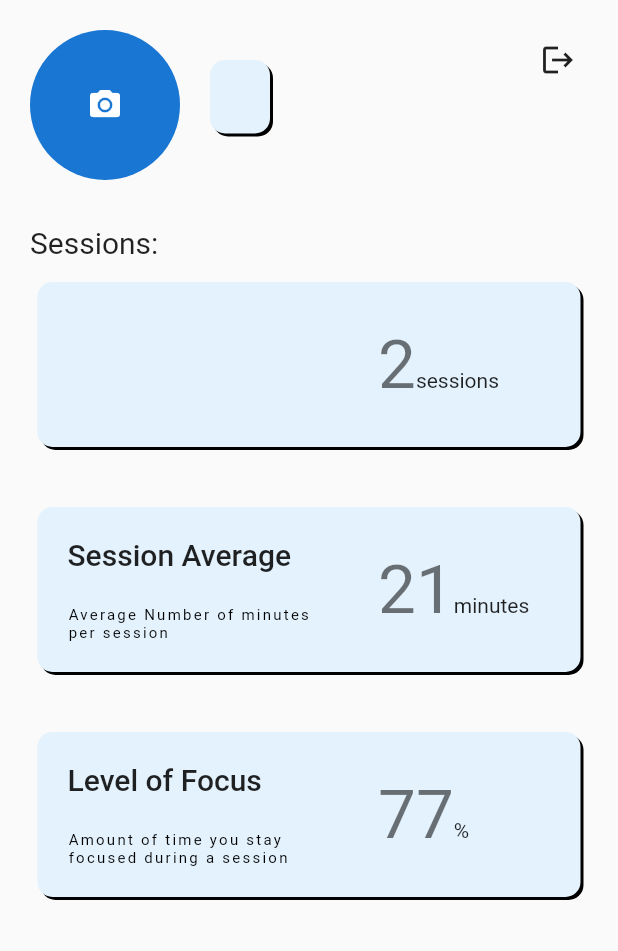
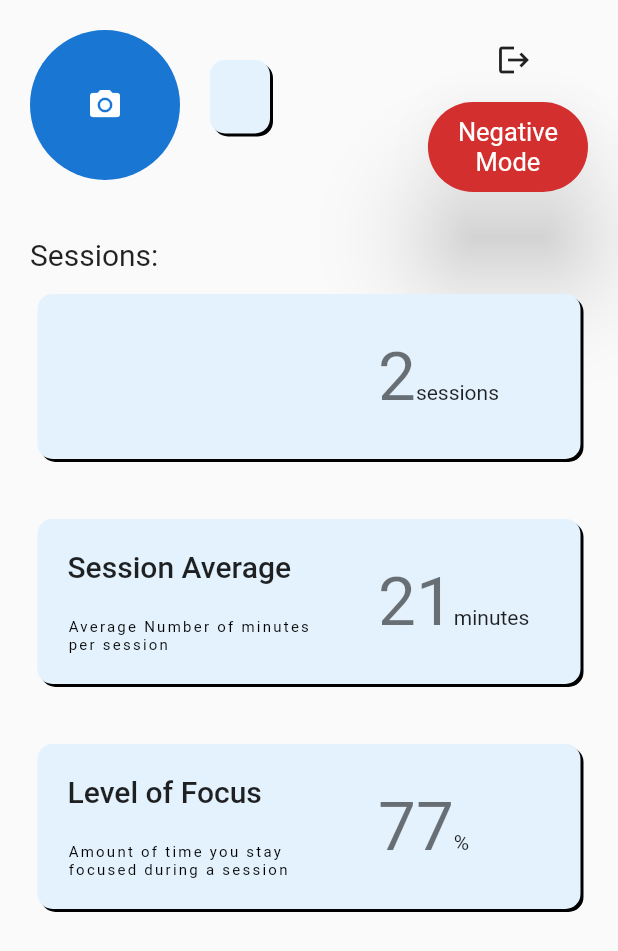
Before and after one commit to Lyxaaa/cogs, a Flutter app: the Profile widget shown alone on an empty page, opened directly, on a phone screen of 412 x 824 dp. Shown: the top 951 px of the screen. Run offline on Flutter 3.47's test engine with Material 2 defaults, Android fonts, the phone set to English and light mode, and no system bars; our stand-ins replace cloud_firestore, firebase_auth, firebase_core, firebase_storage, flutter_spinkit, image_picker and 2 more; missing offline and left inert: flutter_barcode_scanner; accounts and stored records are empty; network calls fail.

Commit message:
added language mode change button in profile screen

```diff
--- a/lib/screens/pages/profile.dart
+++ b/lib/screens/pages/profile.dart
@@ -44,6 +44,8 @@ class _ProfileState extends State<Profile> {
                 const Expanded(
                   child: SizedBox(),
                 ),
+                Column(
+                  children: [
                     IconButton(
                       onPressed: () async {
                         Navigator.of(context).pop();
@@ -52,6 +54,22 @@ class _ProfileState extends State<Profile> {
                       icon: const Icon(Icons.logout),
                       alignment: Alignment.topRight,
                     ),
+                    ElevatedButton(
+                      onPressed: () {
+                        setState(() {
+                          database.updateLanguageType(!database.languageType);
+                        });
+                        },
+                      child: Text(database.languageType ? 'Positive\nMode' : 'Negative\nMode',
+                        textAlign: TextAlign.center,
+                      ),
+                      style: ButtonStyle(
+                        backgroundColor: database.languageType ? MaterialStateProperty.all(Colors.blue) : MaterialStateProperty.all(Theme.of(context).errorColor),
+                      ),
+                    ),
+                  ],
+                )
+
               ],
             ),
             const SizedBox(
```
Also changed, not shown: lib/services/database.dart (+7 -0 lines). Lines whose indentation alone changed are shown as unchanged.
